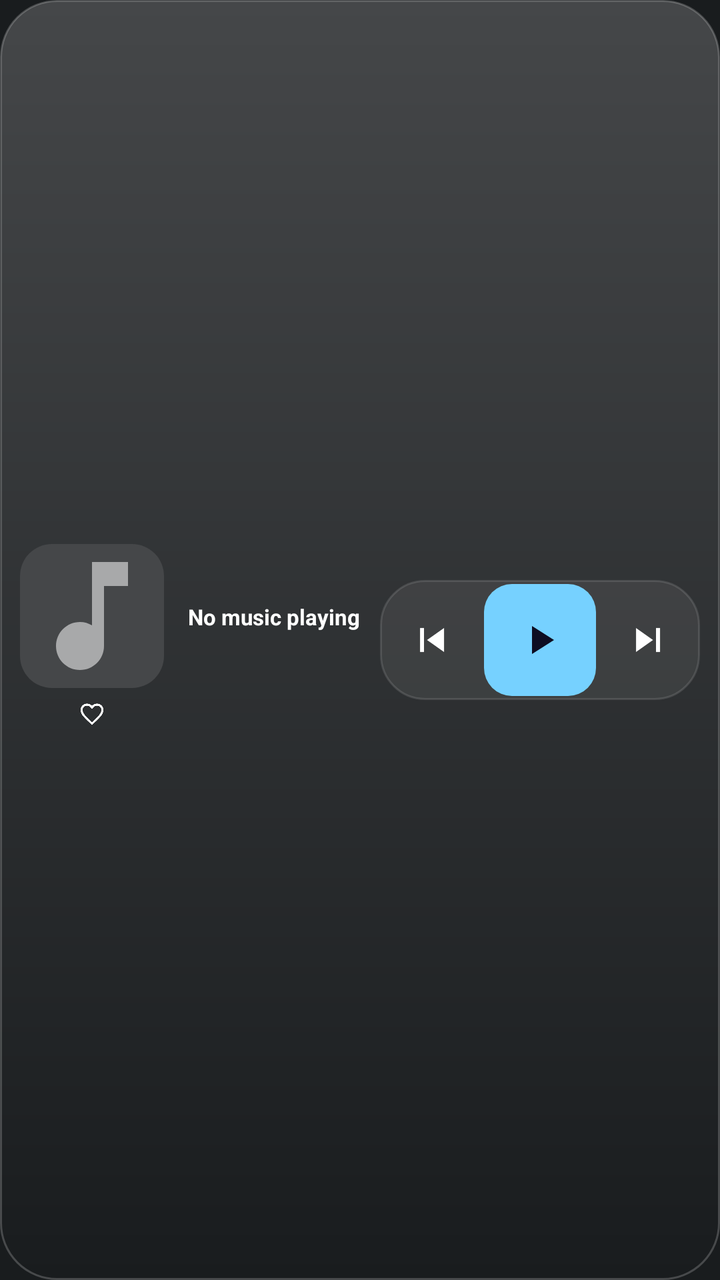
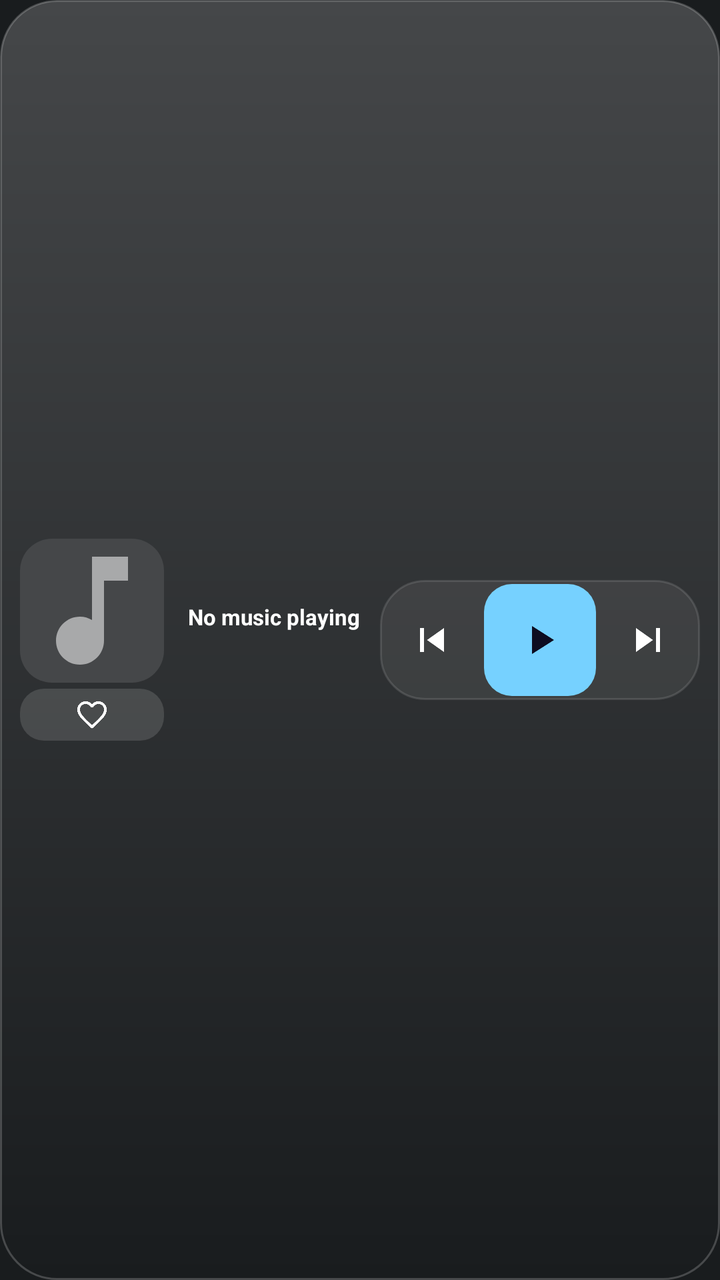

Before-and-after screenshots of an Android layout around one commit, followed by the original layout XML and the change that was made.
<!-- AndroidManifest.xml: application theme android:Theme.DeviceDefault -->
<!-- res/layout/widget_music_xwide.xml -->
<?xml version="1.0" encoding="utf-8"?>
<LinearLayout xmlns:android="http://schemas.android.com/apk/res/android"
    android:id="@+id/widgetRoot"
    android:layout_width="match_parent"
    android:layout_height="match_parent"
    android:background="@drawable/widget_bg"
    android:orientation="horizontal"
    android:padding="10dp"
    android:gravity="center_vertical">

    <LinearLayout
        android:layout_width="72dp"
        android:layout_height="wrap_content"
        android:orientation="vertical"
        android:gravity="center_horizontal">

        <ImageView
            android:id="@+id/albumArt"
            android:layout_width="72dp"
            android:layout_height="72dp"
            android:scaleType="centerCrop"
            android:background="@drawable/album_art_bg"
            android:src="@drawable/ic_music_note"/>

        <ImageView
            android:id="@+id/btnLike"
            android:layout_width="22dp"
            android:layout_height="22dp"
            android:layout_marginTop="2dp"
            android:src="@drawable/ic_heart_outline"
            android:background="@drawable/ripple_cell_sm"
            android:scaleType="centerInside"
            android:padding="4dp"/>

    </LinearLayout>

    <LinearLayout
        android:layout_width="0dp"
        android:layout_height="wrap_content"
        android:layout_weight="1"
        android:layout_marginStart="12dp"
        android:layout_marginEnd="6dp"
        android:orientation="vertical"
        android:gravity="center_vertical">

        <TextView
            android:id="@+id/songTitle"
            android:layout_width="match_parent"
            android:layout_height="wrap_content"
            android:text="No music playing"
            android:textColor="#FFFFFFFF"
            android:textSize="11sp"
            android:textStyle="bold"
            android:maxLines="2"
            android:ellipsize="end"
            android:autoSizeTextType="uniform"
            android:autoSizeMinTextSize="8sp"
            android:autoSizeMaxTextSize="12sp"/>

        <TextView
            android:id="@+id/artistName"
            android:layout_width="match_parent"
            android:layout_height="wrap_content"
            android:text=""
            android:textColor="#CCFFFFFF"
            android:textSize="9sp"
            android:maxLines="2"
            android:ellipsize="end"
            android:autoSizeTextType="uniform"
            android:autoSizeMinTextSize="7sp"
            android:autoSizeMaxTextSize="10sp"/>

        <TextView
            android:id="@+id/albumName"
            android:layout_width="match_parent"
            android:layout_height="wrap_content"
            android:text=""
            android:textColor="#99FFFFFF"
            android:textSize="8sp"
            android:maxLines="1"
            android:ellipsize="end"
            android:autoSizeTextType="uniform"
            android:autoSizeMinTextSize="7sp"
            android:autoSizeMaxTextSize="9sp"/>

    </LinearLayout>

    <LinearLayout
        android:layout_width="wrap_content"
        android:layout_height="60dp"
        android:background="@drawable/dock_bg"
        android:orientation="horizontal"
        android:padding="2dp"
        android:gravity="center">

        <ImageView
            android:id="@+id/btnPrev"
            android:layout_width="48dp"
            android:layout_height="match_parent"
            android:src="@drawable/ic_skip_previous"
            android:background="@drawable/ripple_cell"
            android:scaleType="centerInside"
            android:padding="8dp"/>

        <ImageView
            android:id="@+id/btnPlayPause"
            android:layout_width="56dp"
            android:layout_height="match_parent"
            android:layout_marginStart="2dp"
            android:src="@drawable/ic_play"
            android:background="@drawable/play_pill"
            android:scaleType="centerInside"
            android:padding="10dp"/>

        <ImageView
            android:id="@+id/btnNext"
            android:layout_width="48dp"
            android:layout_height="match_parent"
            android:layout_marginStart="2dp"
            android:src="@drawable/ic_skip_next"
            android:background="@drawable/ripple_cell"
            android:scaleType="centerInside"
            android:padding="8dp"/>

    </LinearLayout>

    <ImageView
        android:id="@+id/btnShuffle"
        android:layout_width="0dp"
        android:layout_height="0dp"
        android:visibility="gone"/>
    <ImageView
        android:id="@+id/btnRepeat"
        android:layout_width="0dp"
        android:layout_height="0dp"
        android:visibility="gone"/>

</LinearLayout>
<!-- resources referenced by this layout -->
<resources>
  <!-- drawable album_art_bg (drawable) -->
  <?xml version="1.0" encoding="utf-8"?>
  <shape xmlns:android="http://schemas.android.com/apk/res/android">
      <solid android:color="#33FFFFFF"/>
      <corners android:radius="16dp"/>
  </shape>
  <!-- drawable dock_bg (drawable) -->
  <?xml version="1.0" encoding="utf-8"?>
  <shape xmlns:android="http://schemas.android.com/apk/res/android">
      <solid android:color="#12FFFFFF"/>
      <corners android:radius="22dp"/>
      <stroke
          android:width="1dp"
          android:color="#1FFFFFFF"/>
  </shape>
  <!-- drawable ic_music_note (drawable) -->
  <vector xmlns:android="http://schemas.android.com/apk/res/android"
      android:width="24dp" android:height="24dp"
      android:viewportWidth="24" android:viewportHeight="24">
      <path android:fillColor="#88FFFFFF"
          android:pathData="M12,3v10.55c-0.59,-0.34 -1.27,-0.55 -2,-0.55 -2.21,0 -4,1.79 -4,4s1.79,4 4,4 4,-1.79 4,-4V7h4V3h-6z"/>
  </vector>
  <!-- drawable ic_play (drawable) -->
  <vector xmlns:android="http://schemas.android.com/apk/res/android"
      android:width="24dp" android:height="24dp"
      android:viewportWidth="24" android:viewportHeight="24">
      <path android:fillColor="#FF0D0D22"
          android:pathData="M8,5v14l11,-7z"/>
  </vector>
  <!-- drawable ic_skip_next (drawable) -->
  <vector xmlns:android="http://schemas.android.com/apk/res/android"
      android:width="24dp" android:height="24dp"
      android:viewportWidth="24" android:viewportHeight="24">
      <path android:fillColor="#FFFFFFFF"
          android:pathData="M6,18l8.5,-6L6,6v12zM16,6v12h2V6h-2z"/>
  </vector>
  <!-- drawable ic_skip_previous (drawable) -->
  <vector xmlns:android="http://schemas.android.com/apk/res/android"
      android:width="24dp" android:height="24dp"
      android:viewportWidth="24" android:viewportHeight="24">
      <path android:fillColor="#FFFFFFFF"
          android:pathData="M6,6h2v12H6zM9.5,12l8.5,6V6z"/>
  </vector>
  <!-- drawable play_pill (drawable) -->
  <?xml version="1.0" encoding="utf-8"?>
  <selector xmlns:android="http://schemas.android.com/apk/res/android">
      <item android:state_pressed="true">
          <shape android:shape="rectangle">
              <solid android:color="#FFE3BD"/>
              <corners android:radius="14dp"/>
          </shape>
      </item>
      <item>
          <shape android:shape="rectangle">
              <solid android:color="#FFFFFFFF"/>
              <corners android:radius="14dp"/>
          </shape>
      </item>
  </selector>
  <!-- drawable ripple_cell (drawable) -->
  <?xml version="1.0" encoding="utf-8"?>
  <selector xmlns:android="http://schemas.android.com/apk/res/android">
      <item android:state_pressed="true">
          <shape android:shape="rectangle">
              <solid android:color="#38FFFFFF"/>
              <corners android:radius="14dp"/>
          </shape>
      </item>
      <item>
          <shape android:shape="rectangle">
              <solid android:color="#00000000"/>
              <corners android:radius="14dp"/>
          </shape>
      </item>
  </selector>
  <!-- drawable ripple_cell_sm (drawable) -->
  <?xml version="1.0" encoding="utf-8"?>
  <selector xmlns:android="http://schemas.android.com/apk/res/android">
      <item android:state_pressed="true">
          <shape android:shape="rectangle">
              <solid android:color="#38FFFFFF"/>
              <corners android:radius="7dp"/>
          </shape>
      </item>
      <item>
          <shape android:shape="rectangle">
              <solid android:color="#00000000"/>
              <corners android:radius="7dp"/>
          </shape>
      </item>
  </selector>
  <!-- drawable widget_bg (drawable) -->
  <?xml version="1.0" encoding="utf-8"?>
  <shape xmlns:android="http://schemas.android.com/apk/res/android">
      <solid android:color="#E61A1B1F"/>
      <corners android:radius="28dp"/>
      <stroke
          android:width="1dp"
          android:color="#26FFFFFF"/>
  </shape>
  <!-- unchanged entries left out for length: 1 -->
</resources>

<!-- the commit's change to res/layout/widget_music_xwide.xml (unified diff, before → after) -->
@@ -24,11 +24,11 @@
 
         <ImageView
             android:id="@+id/btnLike"
-            android:layout_width="22dp"
-            android:layout_height="22dp"
-            android:layout_marginTop="2dp"
+            android:layout_width="match_parent"
+            android:layout_height="26dp"
+            android:layout_marginTop="3dp"
             android:src="@drawable/ic_heart_outline"
-            android:background="@drawable/ripple_cell_sm"
+            android:background="@drawable/like_pill_off"
             android:scaleType="centerInside"
             android:padding="4dp"/>
 
<!-- resource entries referenced after the edit -->
@@ -43,6 +43,22 @@
       <path android:fillColor="#FFFFFFFF"
           android:pathData="M6,6h2v12H6zM9.5,12l8.5,6V6z"/>
   </vector>
+  <!-- drawable like_pill_off (drawable) -->
+  <?xml version="1.0" encoding="utf-8"?>
+  <selector xmlns:android="http://schemas.android.com/apk/res/android">
+      <item android:state_pressed="true">
+          <shape android:shape="rectangle">
+              <solid android:color="#3AFFFFFF"/>
+              <corners android:radius="12dp"/>
+          </shape>
+      </item>
+      <item>
+          <shape android:shape="rectangle">
+              <solid android:color="#22FFFFFF"/>
+              <corners android:radius="12dp"/>
+          </shape>
+      </item>
+  </selector>
   <!-- drawable play_pill (drawable) -->
   <?xml version="1.0" encoding="utf-8"?>
   <selector xmlns:android="http://schemas.android.com/apk/res/android">
@@ -75,22 +91,6 @@
           </shape>
       </item>
   </selector>
-  <!-- drawable ripple_cell_sm (drawable) -->
-  <?xml version="1.0" encoding="utf-8"?>
-  <selector xmlns:android="http://schemas.android.com/apk/res/android">
-      <item android:state_pressed="true">
-          <shape android:shape="rectangle">
-              <solid android:color="#38FFFFFF"/>
-              <corners android:radius="7dp"/>
-          </shape>
-      </item>
-      <item>
-          <shape android:shape="rectangle">
-              <solid android:color="#00000000"/>
-              <corners android:radius="7dp"/>
-          </shape>
-      </item>
-  </selector>
   <!-- drawable widget_bg (drawable) -->
   <?xml version="1.0" encoding="utf-8"?>
   <shape xmlns:android="http://schemas.android.com/apk/res/android">
